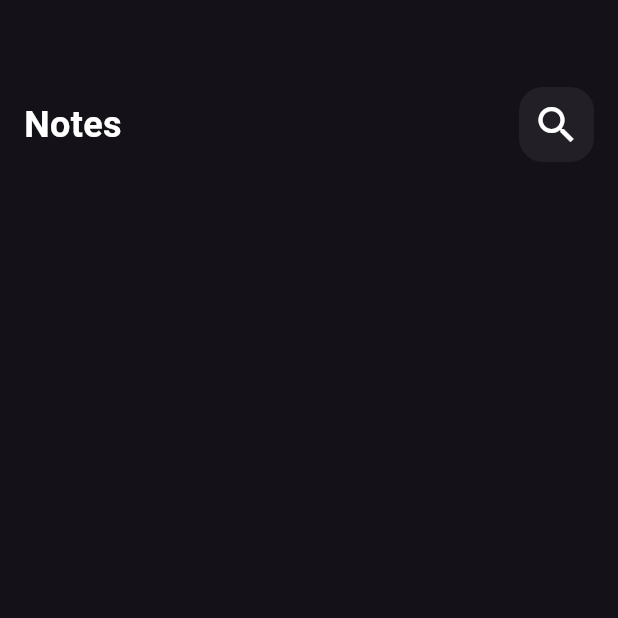
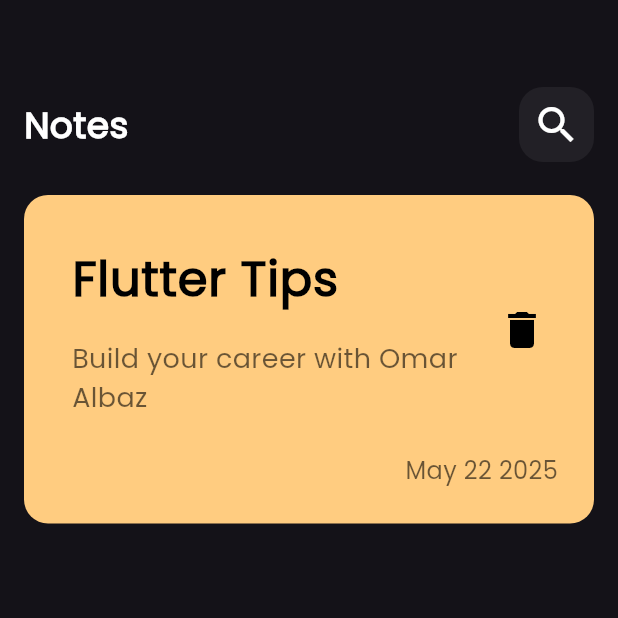
Before and after one commit to OmarAlbaz-flutter/notes_app, a Flutter app: the screen it shows after launch, on a phone screen of 412 x 824 dp, the top half of it. Run offline on Flutter 3.47's test engine with Material 3 defaults, Android fonts, the phone set to English and light mode, and no system bars.

Commit message:
custom notes item

```diff
--- a/lib/main.dart
+++ b/lib/main.dart
@@ -14,6 +14,7 @@ class NotesApp extends StatelessWidget {
       debugShowCheckedModeBanner: false,
       theme: ThemeData(
         brightness: Brightness.dark,
+        fontFamily: 'Poppins',
       ),
       routes: {
         NotesView.id: (context) => NotesView(),
--- a/lib/widgets/custom_app_bar.dart
+++ b/lib/widgets/custom_app_bar.dart
@@ -7,10 +7,7 @@ class CustomAppBar extends StatelessWidget {
   @override
   Widget build(BuildContext context) {
     return Padding(
-      padding: const EdgeInsets.symmetric(
-        horizontal: 16,
-        vertical: 8,
-      ),
+      padding: const EdgeInsets.only(bottom: 16),
       child: Row(
         mainAxisAlignment: MainAxisAlignment.spaceBetween,
         children: [
--- /dev/null
+++ b/lib/widgets/custom_notes_item.dart
@@ -0,0 +1,65 @@
+import 'package:flutter/material.dart';
+
+class CustomNotesItem extends StatelessWidget {
+  const CustomNotesItem({super.key});
+
+  @override
+  Widget build(BuildContext context) {
+    return Container(
+      padding: EdgeInsets.only(
+        left: 16,
+        top: 24,
+        bottom: 24,
+      ),
+      margin: EdgeInsets.symmetric(vertical: 6),
+      width: double.infinity,
+      decoration: BoxDecoration(
+        color: Colors.orange.shade200,
+        borderRadius: BorderRadius.circular(16),
+      ),
+      child: Column(
+        crossAxisAlignment: CrossAxisAlignment.end,
+        children: [
+          ListTile(
+            title: Text(
+              "Flutter Tips",
+              style: TextStyle(
+                color: Colors.black,
+                fontSize: 32,
+                fontWeight: FontWeight.w600,
+              ),
+            ),
+            subtitle: Padding(
+              padding: const EdgeInsets.only(top: 16),
+              child: Text(
+                "Build your career with Omar Albaz",
+                style: TextStyle(
+                  color: Colors.black.withAlpha(150),
+                  fontSize: 18,
+                ),
+              ),
+            ),
+            trailing: IconButton(
+              onPressed: () {},
+              icon: Icon(
+                Icons.delete,
+                color: Colors.black,
+                size: 32,
+              ),
+            ),
+          ),
+          Padding(
+            padding: const EdgeInsets.only(right: 24, top: 16),
+            child: Text(
+              "May 22 2025",
+              style: TextStyle(
+                color: Colors.black.withAlpha(150),
+                fontSize: 16,
+              ),
+            ),
+          ),
+        ],
+      ),
+    );
+  }
+}
--- a/lib/widgets/notes_view_body.dart
+++ b/lib/widgets/notes_view_body.dart
@@ -1,18 +1,26 @@
 import 'package:flutter/material.dart';
 import 'package:notes_app/widgets/custom_app_bar.dart';
+import 'package:notes_app/widgets/custom_notes_item.dart';
 
 class NotesViewBody extends StatelessWidget {
   const NotesViewBody({super.key});
 
   @override
   Widget build(BuildContext context) {
-    return Column(
+    return Padding(
+      padding: const EdgeInsets.symmetric(
+        horizontal: 16,
+        vertical: 8,
+      ),
+      child: Column(
         children: [
           SizedBox(
             height: 50,
           ),
           CustomAppBar(),
+          CustomNotesItem(),
         ],
+      ),
     );
   }
 }
```
Also changed, not shown: pubspec.yaml (+4 -4 lines), assets/fonts/Poppins-Regular.ttf (added). Lines whose indentation alone changed are shown as unchanged.
